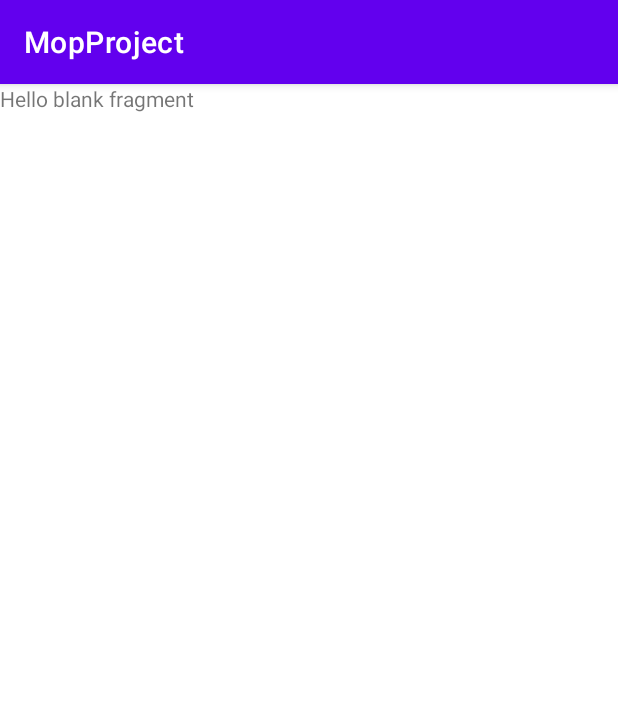
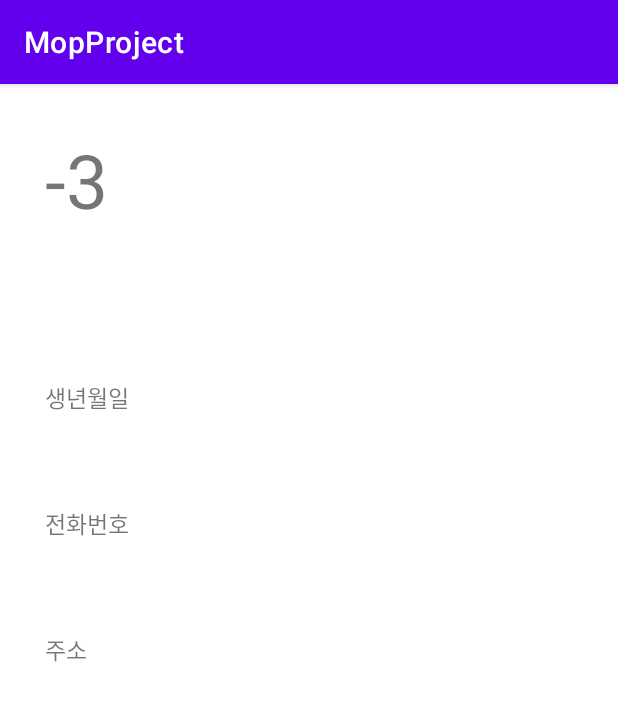
Before and after one commit to kevinmj12/MopProject, an Android app: the fragment ProfileFragment shown on its own in the app's theme, on a phone screen of 412 x 824 dp. Shown: the top 701 px of the screen. Run offline under Robolectric (Android 15) with nearby library versions, the phone set to English and light mode, and no system bars.

Commit message:
push data(error)

```diff
--- a/app/src/main/java/com/example/mopproject/MainLogin.java
+++ b/app/src/main/java/com/example/mopproject/MainLogin.java
@@ -13,6 +13,7 @@ import android.widget.EditText;
 import android.widget.Toast;
 
 import androidx.appcompat.app.AppCompatActivity;
+import androidx.fragment.app.FragmentTransaction;
 
 import java.security.MessageDigest;
 
@@ -22,6 +23,7 @@ public class MainLogin extends AppCompatActivity{
     Button btnLogin, btnJoinmembership, btnGoHome;
     EditText loginId, loginPw;
     boolean successLogin = false;
+    ProfileFragment profileFragment;
 
     @Override
     protected void onCreate(Bundle savedInstanceState) {
@@ -91,14 +93,14 @@ public class MainLogin extends AppCompatActivity{
                         if (membersSpref.getString("pw", "").equals(dataPw)) {
                             successLogin = true;
                             Toast.makeText(getApplicationContext(), "로그인 되었습니다", Toast.LENGTH_SHORT).show();
-//                            mainLogin에 로그인 성공 사실과 유저 번호 전달
+//                            mainLogin에 로그인 성공 사실과 유저 정보 전달
                             Intent intent = new Intent(MainLogin.this, MainActivity.class);
                             intent.putExtra("successLogin", successLogin);
 
-
-                            ProfileFragment profileFragment = new ProfileFragment();
                             Bundle bundle = new Bundle();
                             bundle.putInt("userNumber", cnt);
+
+                            profileFragment = new ProfileFragment();
                             profileFragment.setArguments(bundle);
 
                             startActivity(intent);
--- a/app/src/main/java/com/example/mopproject/ProfileFragment.java
+++ b/app/src/main/java/com/example/mopproject/ProfileFragment.java
@@ -1,5 +1,7 @@
 package com.example.mopproject;
 
+import android.content.Context;
+import android.content.SharedPreferences;
 import android.os.Bundle;
 
 import androidx.fragment.app.Fragment;
@@ -7,6 +9,7 @@ import androidx.fragment.app.Fragment;
 import android.view.LayoutInflater;
 import android.view.View;
 import android.view.ViewGroup;
+import android.widget.TextView;
 
 /**
  * A simple {@link Fragment} subclass.
@@ -59,6 +62,28 @@ public class ProfileFragment extends Fragment {
     public View onCreateView(LayoutInflater inflater, ViewGroup container,
                              Bundle savedInstanceState) {
         // Inflate the layout for this fragment
-        return inflater.inflate(R.layout.fragment_profile, container, false);
+        View view = inflater.inflate(R.layout.fragment_profile, container, false);
+
+        TextView profileName = (TextView) view.findViewById(R.id.profileName);
+        TextView profileBirthday = (TextView) view.findViewById(R.id.profileBirthday);
+        TextView profileAddress = (TextView) view.findViewById(R.id.profileAddress);
+        TextView profilePhone = (TextView) view.findViewById(R.id.profilePhone);
+
+
+        int userNumber = -3;
+        if (getArguments() != null){
+            userNumber = getArguments().getInt("userNumber", -1);
+        }
+
+        profileName.setText(Integer.toString(userNumber));
+
+
+
+//        profileName.setText(strName);
+//        profileBirthday.setText(birthday);
+//        profileAddress.setText(address);
+//        profilePhone.setText(phone);
+
+        return view;
     }
 }
--- a/app/src/main/res/layout/fragment_profile.xml
+++ b/app/src/main/res/layout/fragment_profile.xml
@@ -1,14 +1,67 @@
 <?xml version="1.0" encoding="utf-8"?>
 <FrameLayout xmlns:android="http://schemas.android.com/apk/res/android"
     xmlns:tools="http://schemas.android.com/tools"
+    android:id="@+id/frameLayout"
     android:layout_width="match_parent"
     android:layout_height="match_parent"
     tools:context=".ProfileFragment">
 
     <!-- TODO: Update blank fragment layout -->
-    <TextView
+    <LinearLayout
         android:layout_width="match_parent"
         android:layout_height="match_parent"
-        android:text="@string/hello_blank_fragment" />
+        android:padding="30dp"
+        android:orientation="vertical">
+
+
+        <TextView
+            android:id="@+id/profileName"
+            android:layout_width="match_parent"
+            android:layout_height="wrap_content"
+            android:textSize="50dp"/>
+
+
+        <TextView
+            android:layout_marginTop="100dp"
+            android:layout_width="match_parent"
+            android:layout_height="wrap_content"
+            android:textSize="15dp"
+            android:text="생년월일"/>
+
+        <TextView
+            android:id="@+id/profileBirthday"
+            android:layout_width="match_parent"
+            android:layout_height="wrap_content"
+            android:textSize="30dp"/>
+
+        <TextView
+            android:layout_marginTop="20dp"
+            android:layout_width="match_parent"
+            android:layout_height="wrap_content"
+            android:textSize="15dp"
+            android:text="전화번호"/>
+
+        <TextView
+            android:id="@+id/profilePhone"
+            android:layout_width="match_parent"
+            android:layout_height="wrap_content"
+            android:textSize="30dp"/>
+
+        <TextView
+            android:layout_marginTop="20dp"
+            android:layout_width="match_parent"
+            android:layout_height="wrap_content"
+            android:textSize="15dp"
+            android:text="주소"/>
+
+        <TextView
+            android:id="@+id/profileAddress"
+            android:layout_width="match_parent"
+            android:layout_height="wrap_content"
+            android:textSize="30dp"/>
+
+
+    </LinearLayout>
+
 
 </FrameLayout>
```
Also changed, not shown: app/src/main/java/com/example/mopproject/HomeFragment.java (+2 -9 lines).
